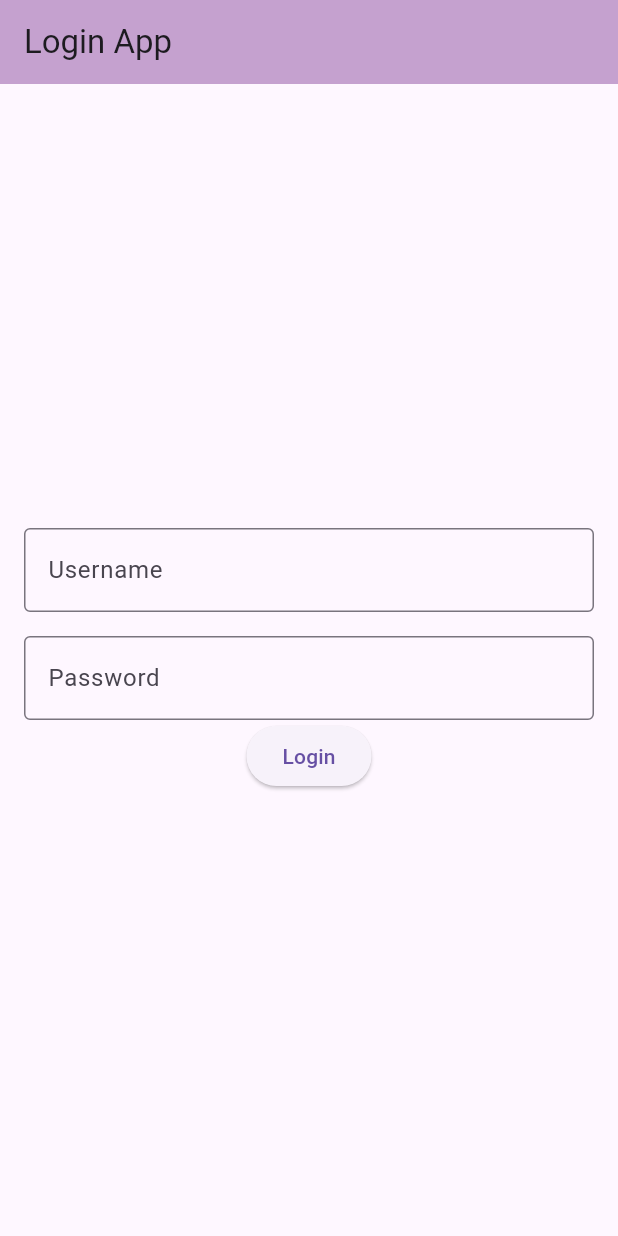
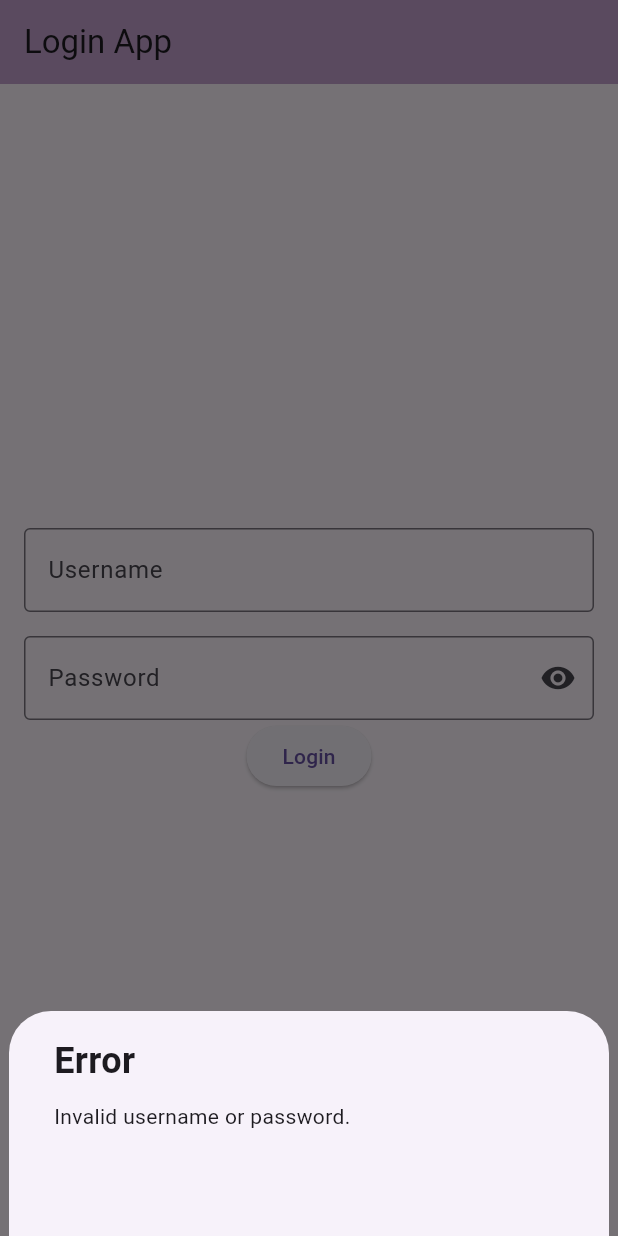
Before and after one commit to megasido/Sidar_Batch6, a Flutter app: the screen it shows after launch, after a tap on "Login", on a phone screen of 412 x 824 dp. Run offline on Flutter 3.47's test engine with Material 3 defaults, Android fonts, the phone set to English and light mode, and no system bars.

Commit message:
password visibility icon added

```diff
--- a/lib/login_screen.dart
+++ b/lib/login_screen.dart
@@ -11,6 +11,9 @@ class LoginScreen extends StatefulWidget {
 class _LoginScreenState extends State<LoginScreen> {
   final TextEditingController usernameController = TextEditingController();
   final TextEditingController passwordController = TextEditingController();
+  static const String correctUsername = "admin";
+  static const String correctPassword = "password123";
+  bool obscureText = true;
 
   @override
   Widget build(BuildContext context) {
@@ -38,27 +41,68 @@ class _LoginScreenState extends State<LoginScreen> {
               ),
               TextFormField(
                 controller: passwordController,
-                decoration: const InputDecoration(
+                decoration: InputDecoration(
                   labelText: 'Password',
-                  border: OutlineInputBorder(),
+                  border: const OutlineInputBorder(),
+                  suffixIcon: IconButton(
+                    icon: Icon(
+                      obscureText ? Icons.visibility : Icons.visibility_off,
                     ),
-                obscureText: true,
+                    onPressed: () {
+                      setState(() {
+                        obscureText = !obscureText;
+                      });
+                    },
+                  ),
+                ),
+                obscureText: obscureText,
               ),
               ElevatedButton(
+                child: const Text("Login"),
                 onPressed: () {
                   print("Password: ${passwordController.text}");
 
-                    if (usernameController.text == "admin" &&
-                        passwordController.text == "password123") {
+                  if (usernameController.text == correctUsername &&
+                      passwordController.text == correctPassword) {
+                    usernameController.clear();
+                    passwordController.clear();
                     Navigator.push(
                       context,
                       MaterialPageRoute(
                         builder: (context) => const HomeScreen(),
                       ),
                     );
-                    } else {}
+                  } else {
+                    usernameController.clear();
+                    passwordController.clear();
+                    showModalBottomSheet(
+                      context: context,
+                      builder: (BuildContext context) {
+                        return Container(
+                          padding: const EdgeInsets.only(
+                              left: 30, right: 20, top: 16),
+                          height: 150,
+                          width: 400,
+                          child: const Column(
+                            crossAxisAlignment: CrossAxisAlignment.start,
+                            children: [
+                              Text(
+                                'Error',
+                                style: TextStyle(
+                                  fontSize: 24,
+                                  fontWeight: FontWeight.bold,
+                                ),
+                              ),
+                              SizedBox(height: 10),
+                              Text('Invalid username or password.'),
+                            ],
+                          ),
+                        );
                       },
-                  child: const Text("Login"))
+                    );
+                  }
+                },
+              ),
             ],
           ),
         ),
```
Lines whose indentation alone changed are shown as unchanged.
